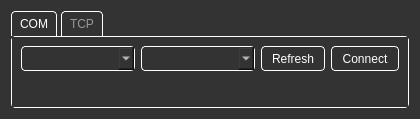
The window that multibench/widgets/connectionwidget.ui (IlyaZh/Maiman-MCBS) describes before a commit, drawn with Qt 5.
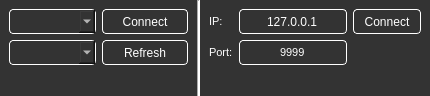
The same window after the commit. The open tabs and pages were chosen to show the change.

Commit message: Переделан виджет ConnectWidget, помещет внутрь ScrollArea

Diff of the .ui file:
```diff
--- a/multibench/widgets/connectionwidget.ui
+++ b/multibench/widgets/connectionwidget.ui
@@ -6,8 +6,8 @@
    <rect>
     <x>0</x>
     <y>0</y>
-    <width>420</width>
-    <height>119</height>
+    <width>430</width>
+    <height>96</height>
    </rect>
   </property>
   <property name="windowTitle">
@@ -19,189 +19,24 @@
 </string>
   </property>
   <layout class="QGridLayout" name="gridLayout_4">
-   <item row="0" column="0">
-    <widget class="QTabWidget" name="ConnectionTab">
-     <property name="sizePolicy">
-      <sizepolicy hsizetype="Preferred" vsizetype="Preferred">
-       <horstretch>0</horstretch>
-       <verstretch>0</verstretch>
-      </sizepolicy>
-     </property>
-     <property name="font">
-      <font/>
-     </property>
-     <property name="styleSheet">
-      <string notr="true">QTabWidget::pane {
-    background: rgb(51,51,51);
-    border: 1px solid #ffffff;
-    border-radius: 4px;
-}
-QTabWidget::tab-bar {
-	background: rgb(51,51,51);
-}
-QTabBar::tab {
-    background: rgb(51,51,51);
-    color: #999999;
-    border: 1px solid #ffffff;
-    padding: 5px 8px;
-    border-top-left-radius: 4px;
-    border-top-right-radius: 4px;
-    border-bottom-width: 0;
-    margin-right:4px;
-}
-QTabBar::tab:selected {
-   color: #ffffff;
-}</string>
-     </property>
-     <property name="currentIndex">
-      <number>1</number>
-     </property>
-     <widget class="QWidget" name="ComTab">
-      <attribute name="title">
-       <string>COM</string>
-      </attribute>
-      <layout class="QGridLayout" name="gridLayout_2">
-       <item row="0" column="1">
-        <widget class="QComboBox" name="baudrateComboBox">
-         <property name="minimumSize">
-          <size>
-           <width>0</width>
-           <height>25</height>
-          </size>
-         </property>
-         <property name="font">
-          <font/>
-         </property>
-         <property name="styleSheet">
-          <string notr="true">background: rgb(51,51,51);
-color: #ffffff;
-border: 1px solid #FFFFFF;			
-border-radius: 4px;
-padding-left: 10px;
-padding-right: 10px;
-</string>
-         </property>
-        </widget>
-       </item>
-       <item row="0" column="0">
-        <widget class="QComboBox" name="comPortComboBox">
-         <property name="minimumSize">
-          <size>
-           <width>0</width>
-           <height>25</height>
-          </size>
-         </property>
-         <property name="font">
-          <font/>
-         </property>
-         <property name="styleSheet">
-          <string notr="true">background: rgb(51,51,51);
-color: #ffffff;
-border: 1px solid #FFFFFF;			
-border-radius: 4px;
-padding-left: 10px;
-padding-right: 10px;
-</string>
-         </property>
-        </widget>
-       </item>
-       <item row="0" column="3">
-        <widget class="QPushButton" name="connectComPortButton">
-         <property name="sizePolicy">
-          <sizepolicy hsizetype="Maximum" vsizetype="Fixed">
-           <horstretch>0</horstretch>
-           <verstretch>0</verstretch>
-          </sizepolicy>
-         </property>
-         <property name="minimumSize">
-          <size>
-           <width>0</width>
-           <height>25</height>
-          </size>
-         </property>
-         <property name="font">
-          <font/>
-         </property>
-         <property name="styleSheet">
-          <string notr="true">background: rgb(51,51,51);
-color: #ffffff;
-border: 1px solid #FFFFFF;			
-border-radius: 4px;
-padding-left: 10px;
-padding-right: 10px;
-</string>
-         </property>
-         <property name="text">
-          <string>Connect</string>
-         </property>
-        </widget>
-       </item>
-       <item row="0" column="2">
-        <widget class="QPushButton" name="refreshComPortButton">
-         <property name="sizePolicy">
-          <sizepolicy hsizetype="Maximum" vsizetype="Fixed">
-           <horstretch>0</horstretch>
-           <verstretch>0</verstretch>
-          </sizepolicy>
-         </property>
-         <property name="minimumSize">
-          <size>
-           <width>0</width>
-           <height>25</height>
-          </size>
-         </property>
-         <property name="font">
-          <font/>
-         </property>
-         <property name="styleSheet">
-          <string notr="true">background: rgb(51,51,51);
-color: #ffffff;
-border: 1px solid #FFFFFF;			
-border-radius: 4px;
-padding-left: 10px;
-padding-right: 10px;
-</string>
-         </property>
-         <property name="text">
-          <string>Refresh</string>
-         </property>
-        </widget>
-       </item>
-       <item row="1" column="0" colspan="4">
-        <widget class="QLabel" name="statusComPortLabel">
-         <property name="font">
-          <font/>
-         </property>
-         <property name="text">
-          <string/>
-         </property>
-        </widget>
-       </item>
-      </layout>
-     </widget>
-     <widget class="QWidget" name="TcpTab">
-      <attribute name="title">
-       <string>TCP</string>
-      </attribute>
-      <layout class="QGridLayout" name="gridLayout_3">
-       <item row="0" column="0">
-        <widget class="QLabel" name="networkIpLabel">
-         <property name="font">
-          <font>
-           <pointsize>8</pointsize>
-          </font>
-         </property>
-         <property name="styleSheet">
-          <string notr="true"/>
-         </property>
-         <property name="text">
-          <string>IP:</string>
-         </property>
-         <property name="alignment">
-          <set>Qt::AlignLeading|Qt::AlignLeft|Qt::AlignVCenter</set>
-         </property>
-        </widget>
-       </item>
+   <property name="leftMargin">
+    <number>0</number>
+   </property>
+   <property name="topMargin">
+    <number>0</number>
+   </property>
+   <property name="rightMargin">
+    <number>0</number>
+   </property>
+   <property name="bottomMargin">
+    <number>0</number>
+   </property>
+   <property name="spacing">
+    <number>0</number>
+   </property>
+   <item row="0" column="5" rowspan="3">
+    <widget class="QWidget" name="TCP" native="true">
+     <layout class="QGridLayout" name="gridLayout">
        <item row="0" column="1">
         <widget class="QLineEdit" name="networkIpLineEdit">
          <property name="sizePolicy">
@@ -231,8 +66,8 @@
          </property>
         </widget>
        </item>
-       <item row="0" column="2">
-        <widget class="QLabel" name="networkPortLabel">
+      <item row="0" column="0">
+       <widget class="QLabel" name="networkIpLabel">
          <property name="font">
           <font>
            <pointsize>8</pointsize>
@@ -242,14 +77,14 @@
           <string notr="true"/>
          </property>
          <property name="text">
-          <string>Port:</string>
+         <string>IP:</string>
          </property>
          <property name="alignment">
           <set>Qt::AlignLeading|Qt::AlignLeft|Qt::AlignVCenter</set>
          </property>
         </widget>
        </item>
-       <item row="0" column="3">
+      <item row="2" column="1">
         <widget class="QLineEdit" name="networkPortLineEdit">
          <property name="sizePolicy">
           <sizepolicy hsizetype="Preferred" vsizetype="Fixed">
@@ -280,38 +115,7 @@
          </property>
         </widget>
        </item>
-       <item row="0" column="4">
-        <widget class="QPushButton" name="networkConnectButton">
-         <property name="sizePolicy">
-          <sizepolicy hsizetype="Maximum" vsizetype="Fixed">
-           <horstretch>0</horstretch>
-           <verstretch>0</verstretch>
-          </sizepolicy>
-         </property>
-         <property name="minimumSize">
-          <size>
-           <width>0</width>
-           <height>25</height>
-          </size>
-         </property>
-         <property name="font">
-          <font/>
-         </property>
-         <property name="styleSheet">
-          <string notr="true">background: rgb(51,51,51);
-color: #ffffff;
-border: 1px solid #FFFFFF;			
-border-radius: 4px;
-padding-left: 10px;
-padding-right: 10px;
-</string>
-         </property>
-         <property name="text">
-          <string>Connect</string>
-         </property>
-        </widget>
-       </item>
-       <item row="1" column="0" colspan="5">
+      <item row="3" column="0" colspan="3">
         <widget class="QLabel" name="networkStatusLabel">
          <property name="font">
           <font>
@@ -326,8 +130,206 @@
          </property>
         </widget>
        </item>
-      </layout>
-     </widget>
+      <item row="0" column="2">
+       <widget class="QPushButton" name="networkConnectButton">
+        <property name="sizePolicy">
+         <sizepolicy hsizetype="Maximum" vsizetype="Fixed">
+          <horstretch>0</horstretch>
+          <verstretch>0</verstretch>
+         </sizepolicy>
+        </property>
+        <property name="minimumSize">
+         <size>
+          <width>0</width>
+          <height>25</height>
+         </size>
+        </property>
+        <property name="font">
+         <font/>
+        </property>
+        <property name="styleSheet">
+         <string notr="true">background: rgb(51,51,51);
+color: #ffffff;
+border: 1px solid #FFFFFF;			
+border-radius: 4px;
+padding-left: 10px;
+padding-right: 10px;
+</string>
+        </property>
+        <property name="text">
+         <string>Connect</string>
+        </property>
+       </widget>
+      </item>
+      <item row="2" column="0">
+       <widget class="QLabel" name="networkPortLabel">
+        <property name="font">
+         <font>
+          <pointsize>8</pointsize>
+         </font>
+        </property>
+        <property name="styleSheet">
+         <string notr="true"/>
+        </property>
+        <property name="text">
+         <string>Port:</string>
+        </property>
+        <property name="alignment">
+         <set>Qt::AlignLeading|Qt::AlignLeft|Qt::AlignVCenter</set>
+        </property>
+       </widget>
+      </item>
+     </layout>
+    </widget>
+   </item>
+   <item row="1" column="4">
+    <widget class="Line" name="line">
+     <property name="sizePolicy">
+      <sizepolicy hsizetype="Fixed" vsizetype="Expanding">
+       <horstretch>0</horstretch>
+       <verstretch>0</verstretch>
+      </sizepolicy>
+     </property>
+     <property name="styleSheet">
+      <string notr="true">background-color: rgb(255, 255, 255);</string>
+     </property>
+     <property name="orientation">
+      <enum>Qt::Vertical</enum>
+     </property>
+    </widget>
+   </item>
+   <item row="0" column="2" rowspan="3" colspan="2">
+    <widget class="QWidget" name="COM" native="true">
+     <layout class="QGridLayout" name="gridLayout_2">
+      <item row="1" column="0">
+       <widget class="QComboBox" name="baudrateComboBox">
+        <property name="sizePolicy">
+         <sizepolicy hsizetype="Expanding" vsizetype="Fixed">
+          <horstretch>0</horstretch>
+          <verstretch>0</verstretch>
+         </sizepolicy>
+        </property>
+        <property name="minimumSize">
+         <size>
+          <width>0</width>
+          <height>25</height>
+         </size>
+        </property>
+        <property name="font">
+         <font/>
+        </property>
+        <property name="styleSheet">
+         <string notr="true">background: rgb(51,51,51);
+color: #ffffff;
+border: 1px solid #FFFFFF;			
+border-radius: 4px;
+padding-left: 10px;
+padding-right: 10px;
+</string>
+        </property>
+       </widget>
+      </item>
+      <item row="0" column="0">
+       <widget class="QComboBox" name="comPortComboBox">
+        <property name="sizePolicy">
+         <sizepolicy hsizetype="Expanding" vsizetype="Fixed">
+          <horstretch>0</horstretch>
+          <verstretch>0</verstretch>
+         </sizepolicy>
+        </property>
+        <property name="minimumSize">
+         <size>
+          <width>0</width>
+          <height>25</height>
+         </size>
+        </property>
+        <property name="font">
+         <font/>
+        </property>
+        <property name="styleSheet">
+         <string notr="true">background: rgb(51,51,51);
+color: #ffffff;
+border: 1px solid #FFFFFF;			
+border-radius: 4px;
+padding-left: 10px;
+padding-right: 10px;
+</string>
+        </property>
+       </widget>
+      </item>
+      <item row="0" column="1">
+       <widget class="QPushButton" name="connectComPortButton">
+        <property name="sizePolicy">
+         <sizepolicy hsizetype="Expanding" vsizetype="Fixed">
+          <horstretch>0</horstretch>
+          <verstretch>0</verstretch>
+         </sizepolicy>
+        </property>
+        <property name="minimumSize">
+         <size>
+          <width>0</width>
+          <height>25</height>
+         </size>
+        </property>
+        <property name="font">
+         <font/>
+        </property>
+        <property name="styleSheet">
+         <string notr="true">background: rgb(51,51,51);
+color: #ffffff;
+border: 1px solid #FFFFFF;			
+border-radius: 4px;
+padding-left: 10px;
+padding-right: 10px;
+</string>
+        </property>
+        <property name="text">
+         <string>Connect</string>
+        </property>
+       </widget>
+      </item>
+      <item row="1" column="1">
+       <widget class="QPushButton" name="refreshComPortButton">
+        <property name="sizePolicy">
+         <sizepolicy hsizetype="MinimumExpanding" vsizetype="Fixed">
+          <horstretch>0</horstretch>
+          <verstretch>0</verstretch>
+         </sizepolicy>
+        </property>
+        <property name="minimumSize">
+         <size>
+          <width>0</width>
+          <height>25</height>
+         </size>
+        </property>
+        <property name="font">
+         <font/>
+        </property>
+        <property name="styleSheet">
+         <string notr="true">background: rgb(51,51,51);
+color: #ffffff;
+border: 1px solid #FFFFFF;			
+border-radius: 4px;
+padding-left: 10px;
+padding-right: 10px;
+</string>
+        </property>
+        <property name="text">
+         <string>Refresh</string>
+        </property>
+       </widget>
+      </item>
+      <item row="2" column="0" colspan="2">
+       <widget class="QLabel" name="statusComPortLabel">
+        <property name="font">
+         <font/>
+        </property>
+        <property name="text">
+         <string/>
+        </property>
+       </widget>
+      </item>
+     </layout>
     </widget>
    </item>
   </layout>
```
Lines whose indentation alone changed are shown as unchanged. The commit also changes 5 other files.
